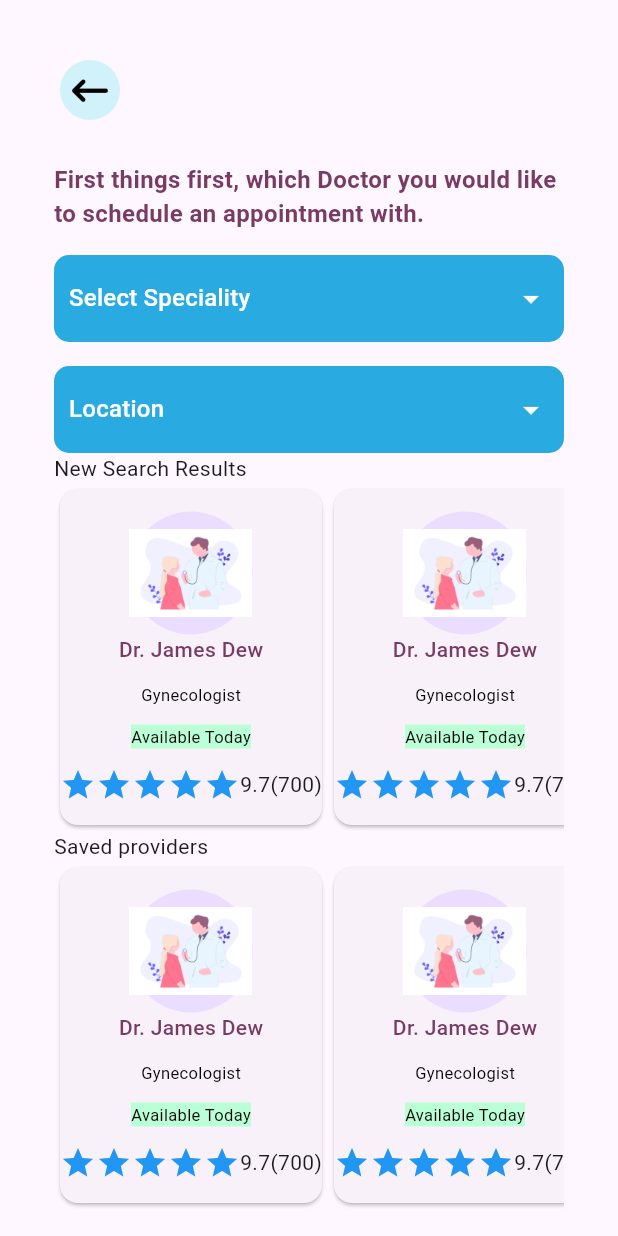
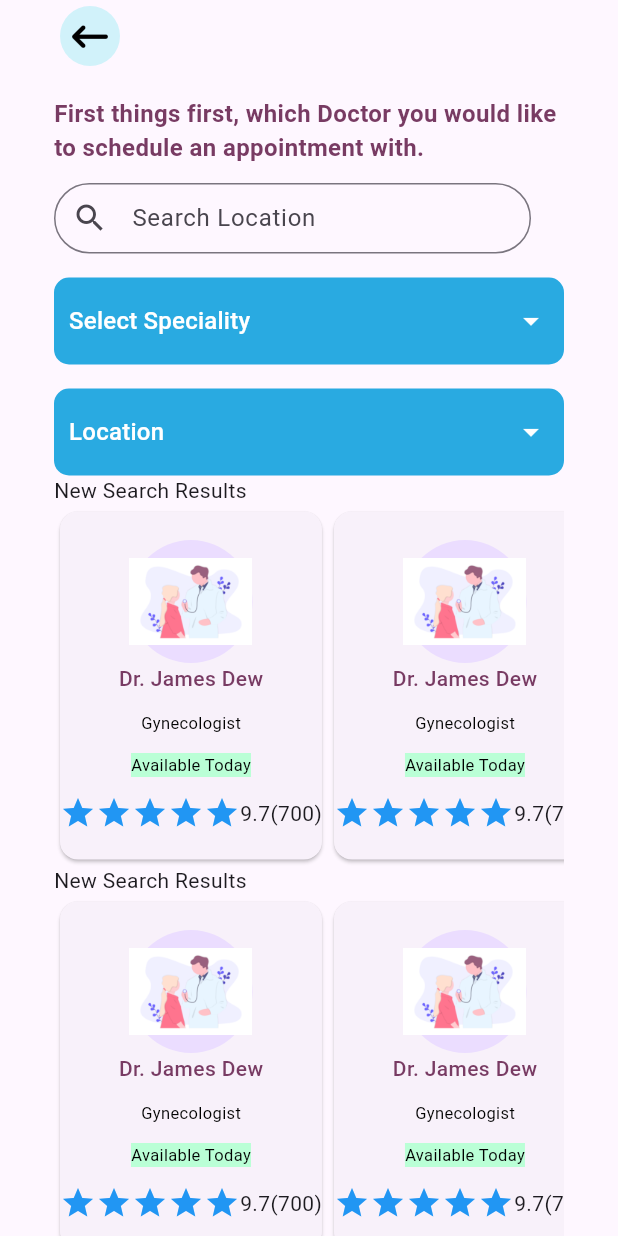
Before and after one commit to ogomaemmanuel/panacare, a Flutter app: the DoctorsSearchPage screen opened directly, on a phone screen of 412 x 824 dp. Run offline on Flutter 3.47's test engine with Material 3 defaults, Android fonts, the phone set to English and light mode, and no system bars; our stand-ins replace font_awesome_flutter, google_fonts, pinput.

Commit message:
Fixed scrolling issues on providers page

```diff
--- a/lib/home/doctors_search_tabview.dart
+++ b/lib/home/doctors_search_tabview.dart
@@ -1,6 +1,6 @@
-import 'package:flutter/cupertino.dart';
+
 import 'package:flutter/material.dart';
-import 'package:flutter/widgets.dart';
+
 import 'package:font_awesome_flutter/font_awesome_flutter.dart';
 import 'package:panacare/home/doctor_card.dart';
 
@@ -17,30 +17,46 @@ class _DoctorsSearchPageState extends State<DoctorsSearchPage> {
   _goToBack(BuildContext context) {
     Navigator.pop(context);
   }
+
+  List<Doctor> searchDoctors() {
+    return List.generate(
+        5,
+        (index) => Doctor(
+            id: "10",
+            name: "Dr. James Dew",
+            imageUrl: "assets/home/doctor_placeholder.png",
+            speciality: "Dermatologist",
+            isAvailableToday: true,
+            rating: 5,
+            ratingCount: 400));
+  }
+
   @override
   Widget build(BuildContext context) {
-    return Material(
-      child: NestedScrollView(
-        floatHeaderSlivers: true,
-        body: Padding(
-          padding: EdgeInsets.only(top: 36.0, left: 36, right: 36),
-          child: Column(
-            children: [
-              Row(
+    return Scaffold(
+      body: SafeArea(
+        child: Padding(
+          padding: const EdgeInsets.symmetric(horizontal: 36.0),
+          child: CustomScrollView(slivers: [
+            SliverToBoxAdapter(
+                child: Row(
               children: [
                 Padding(
-                      padding: const EdgeInsets.only(bottom: 24.0),
+                    padding: const EdgeInsets.only(bottom: 16.0),
                     child: IconButton(
                       style: IconButton.styleFrom(
-                            foregroundColor:  const HSLColor.fromAHSL(1.0, 0, 0, 0).toColor(),
-                            backgroundColor: const HSLColor.fromAHSL(1.0, 192.0, 0.82, 0.90).toColor()),
+                          foregroundColor:
+                              const HSLColor.fromAHSL(1.0, 0, 0, 0).toColor(),
+                          backgroundColor:
+                              const HSLColor.fromAHSL(1.0, 192.0, 0.82, 0.90)
+                                  .toColor()),
                       onPressed: () => _goToBack(context),
                       icon: const FaIcon(FontAwesomeIcons.arrowLeftLong),
                     ))
               ],
-              ),
-
-              const Row(children: [
+            )),
+            const SliverToBoxAdapter(
+              child: Row(children: [
                 Flexible(
                   child: Text(
                     "First things first, which Doctor you would like to schedule an appointment with.",
@@ -51,7 +67,30 @@ class _DoctorsSearchPageState extends State<DoctorsSearchPage> {
                   ),
                 )
               ]),
-              Row(
+            ),
+            const SliverToBoxAdapter(
+              child:  Padding(
+                padding: EdgeInsets.only(top: 12),
+                child: Row(
+                  children: [
+                    Flexible(
+                      child: TextField(
+                        decoration: InputDecoration(
+                            constraints: BoxConstraints(maxHeight:47,maxWidth: 318),
+                            labelText: "Search Location",
+                            border: OutlineInputBorder(
+                              borderRadius: BorderRadius.all(Radius.circular(49.0)),
+                            ),
+                            prefixIcon: Icon(Icons.search)),
+                      ),
+                    )
+                  ],
+                ),
+              ),
+            ),
+
+            SliverToBoxAdapter(
+              child: Row(
                 children: [
                   Expanded(
                     child: Padding(
@@ -92,7 +131,9 @@ class _DoctorsSearchPageState extends State<DoctorsSearchPage> {
                   ),
                 ],
               ),
-              Row(
+            ),
+            SliverToBoxAdapter(
+              child: Row(
                 children: [
                   Expanded(
                     child: Container(
@@ -129,34 +170,67 @@ class _DoctorsSearchPageState extends State<DoctorsSearchPage> {
                   ),
                 ],
               ),
-             Flexible(child: Row(
+            ),
+            const SliverToBoxAdapter(
+                child: Row(
               children: [Text("New Search Results")],
             )),
-              Expanded(
-                flex: 8,
-                child: ListView(
+            SliverToBoxAdapter(
+              child: Container(
+                height: 240.0,
+                child: ListView.builder(
                   scrollDirection: Axis.horizontal,
-                  children: [
-                    Expanded(child: DoctorCard()), DoctorCard(), DoctorCard()],
+                  itemCount: 10,
+                  itemBuilder: (context, index) {
+                    return Container(
+                      child: DoctorCard()
+                    );
+                  },
                 ),
               ),
-             Flexible(child:  Row(
-                children: [Text("Saved providers")],
+            ),
+
+            const SliverToBoxAdapter(
+                child: Row(
+                  children: [Text("New Search Results")],
                 )),
-              Expanded(
-                flex: 8,
-                child: ListView(
+            SliverToBoxAdapter(
+              child: Container(
+                height: 240.0,
+                child: ListView.builder(
                   scrollDirection: Axis.horizontal,
-                  children: [DoctorCard(), DoctorCard(), DoctorCard()],
+                  itemCount: 10,
+                  itemBuilder: (context, index) {
+                    return Container(
+                        child: DoctorCard()
+                    );
+                  },
                 ),
               ),
-            ],
+            )
+
+          ]),
         ),
-        ),
-        headerSliverBuilder: (BuildContext context, bool innerBoxIsScrolled) {
-          return [];
-        },
       ),
     );
   }
 }
+
+class Doctor {
+  String id;
+  String name;
+  String imageUrl;
+  String speciality;
+  bool isAvailableToday;
+  int rating;
+  int ratingCount;
+
+  Doctor(
+      {required this.id,
+      required this.name,
+      required this.imageUrl,
+      required this.speciality,
+      required this.isAvailableToday,
+      required this.rating,
+      required this.ratingCount});
+}
```
Also changed, not shown: lib/home/doctor_card.dart (+5 -5 lines). Lines whose indentation alone changed are shown as unchanged.
